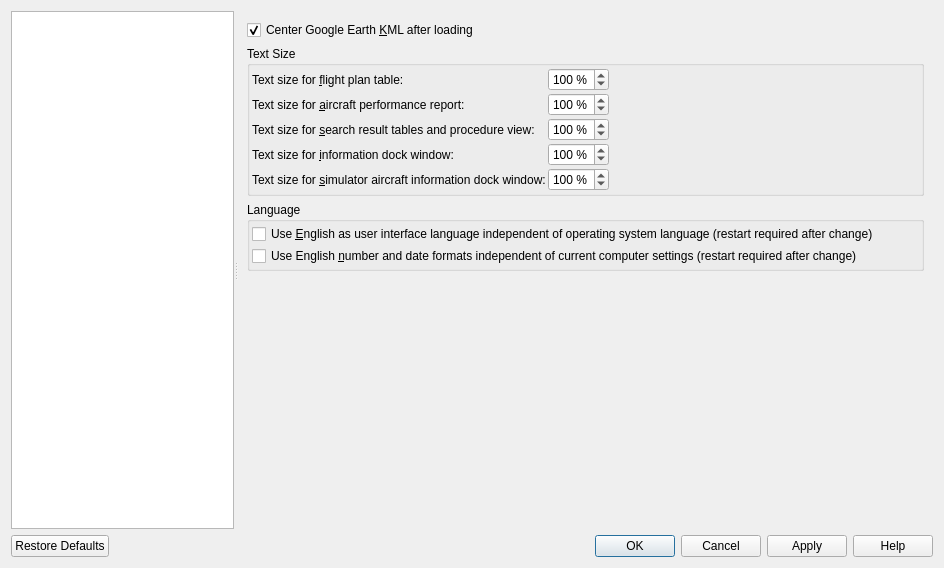
albar965/littlenavmap, file src/options/options.ui: the form before one commit.
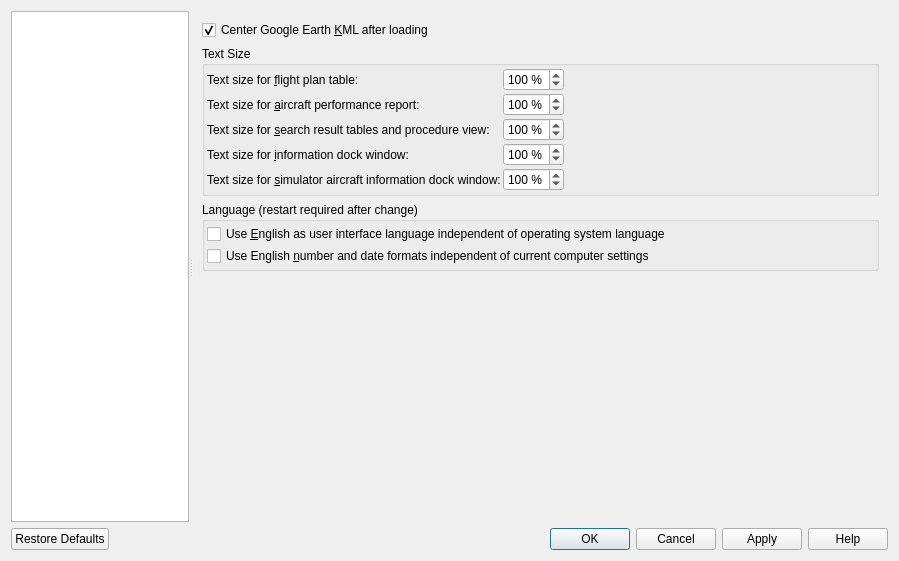
The form after the commit. The open tabs and pages were chosen to show the change.

Commit message: Layout improvements in options.

```diff
--- a/src/options/options.ui
+++ b/src/options/options.ui
@@ -6,8 +6,8 @@
    <rect>
     <x>0</x>
     <y>0</y>
-    <width>944</width>
-    <height>568</height>
+    <width>899</width>
+    <height>561</height>
    </rect>
   </property>
   <property name="windowTitle">
@@ -23,6 +23,12 @@
       <bool>false</bool>
      </property>
      <widget class="QListWidget" name="listWidgetOptionPages">
+      <property name="minimumSize">
+       <size>
+        <width>150</width>
+        <height>0</height>
+       </size>
+      </property>
       <property name="editTriggers">
        <set>QAbstractItemView::NoEditTriggers</set>
       </property>
@@ -342,7 +348,7 @@
         <item row="7" column="0" colspan="2">
          <widget class="QGroupBox" name="groupBox_6">
           <property name="title">
-           <string>Language</string>
+           <string>Language (restart required after change)</string>
           </property>
           <layout class="QVBoxLayout" name="verticalLayout_7">
            <property name="spacing">
@@ -367,7 +373,7 @@
 A restart is required for the settings to take effect.</string>
              </property>
              <property name="text">
-              <string>Use &amp;English as user interface language independent of operating system language (restart required after change)</string>
+              <string>Use &amp;English as user interface language independent of operating system language</string>
              </property>
             </widget>
            </item>
@@ -379,7 +385,7 @@
 A restart is required for the settings to take effect.</string>
              </property>
              <property name="text">
-              <string>Use English &amp;number and date formats independent of current computer settings (restart required after change)</string>
+              <string>Use English &amp;number and date formats independent of current computer settings</string>
              </property>
             </widget>
            </item>
```
Left out of the diff: 9 changed lines with no effect on the pictures.
